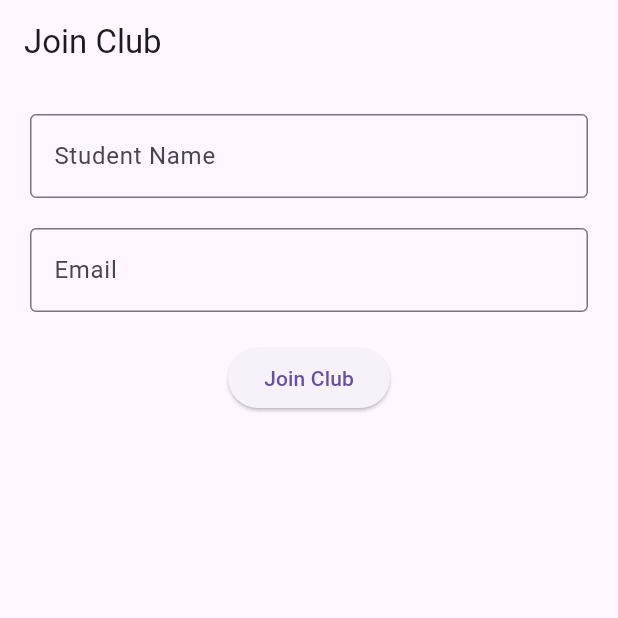
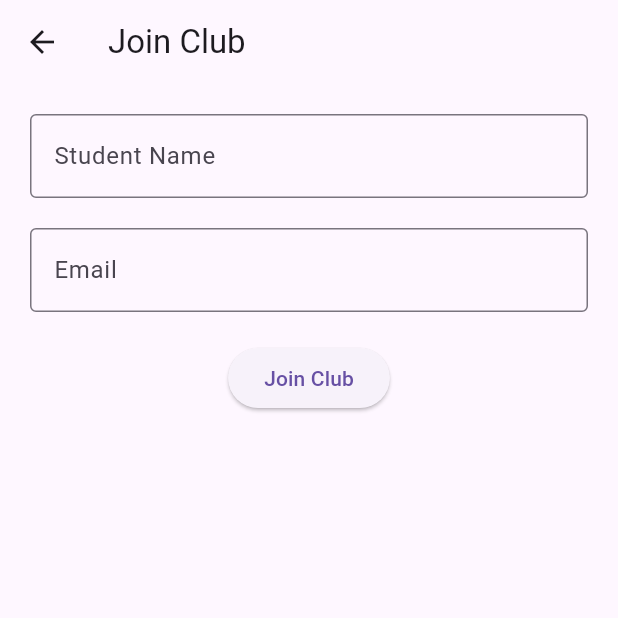
Before and after one commit to Satwika-y1/college-club-manager, a Flutter app: the screen it shows after launch, after a tap on "Join Club", on a phone screen of 412 x 824 dp, the top half of it. Run offline on Flutter 3.47's test engine with Material 3 defaults, Android fonts, the light colour scheme and no system bars.

Commit message:
Added Home Screen Navigation

```diff
--- a/lib/main.dart
+++ b/lib/main.dart
@@ -1,5 +1,5 @@
 import 'package:flutter/material.dart';
-import 'screens/join_club_screen.dart';
+import 'screens/home_screen.dart';
 
 void main() {
   runApp(const CollegeClubManagerApp());
@@ -16,7 +16,7 @@ class CollegeClubManagerApp extends StatelessWidget {
       theme: ThemeData(
         primarySwatch: Colors.blue,
       ),
-      home: const JoinClubScreen(),
+      home: const HomeScreen(),
     );
   }
 }
--- /dev/null
+++ b/lib/screens/home_screen.dart
@@ -0,0 +1,75 @@
+import 'package:flutter/material.dart';
+import 'clubs_screen.dart';
+import 'events_screen.dart';
+import 'join_club_screen.dart';
+import 'my_clubs_screen.dart';
+
+class HomeScreen extends StatelessWidget {
+  const HomeScreen({super.key});
+
+  @override
+  Widget build(BuildContext context) {
+    return Scaffold(
+      appBar: AppBar(
+        title: const Text("College Club Manager"),
+      ),
+      body: Padding(
+        padding: const EdgeInsets.all(20),
+        child: Column(
+          children: [
+            ElevatedButton(
+              onPressed: () {
+                Navigator.push(
+                  context,
+                  MaterialPageRoute(
+                    builder: (context) => const ClubsScreen(),
+                  ),
+                );
+              },
+              child: const Text("View Clubs"),
+            ),
+            const SizedBox(height: 10),
+
+            ElevatedButton(
+              onPressed: () {
+                Navigator.push(
+                  context,
+                  MaterialPageRoute(
+                    builder: (context) => const EventsScreen(),
+                  ),
+                );
+              },
+              child: const Text("View Events"),
+            ),
+            const SizedBox(height: 10),
+
+            ElevatedButton(
+              onPressed: () {
+                Navigator.push(
+                  context,
+                  MaterialPageRoute(
+                    builder: (context) => const JoinClubScreen(),
+                  ),
+                );
+              },
+              child: const Text("Join Club"),
+            ),
+            const SizedBox(height: 10),
+
+            ElevatedButton(
+              onPressed: () {
+                Navigator.push(
+                  context,
+                  MaterialPageRoute(
+                    builder: (context) => const MyClubsScreen(),
+                  ),
+                );
+              },
+              child: const Text("My Clubs"),
+            ),
+          ],
+        ),
+      ),
+    );
+  }
+}
```
